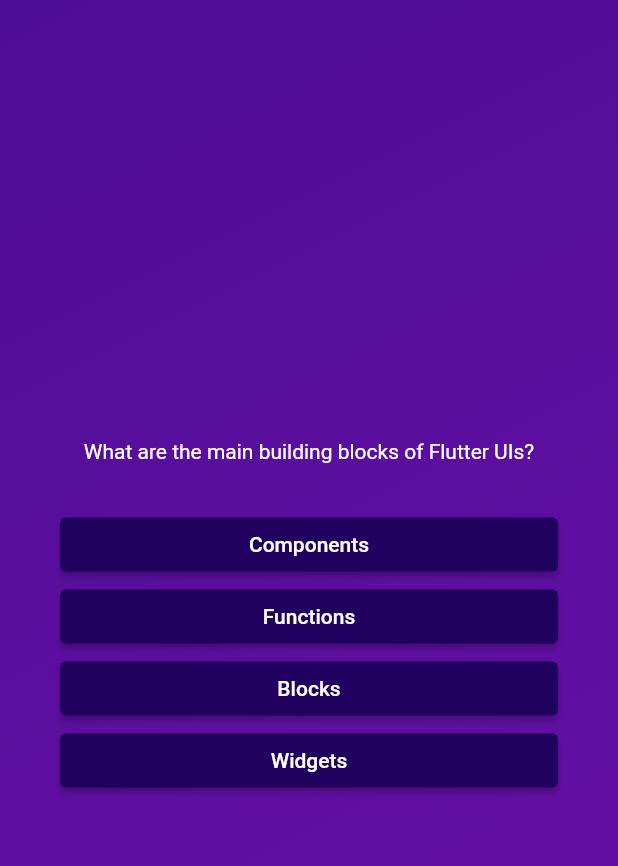
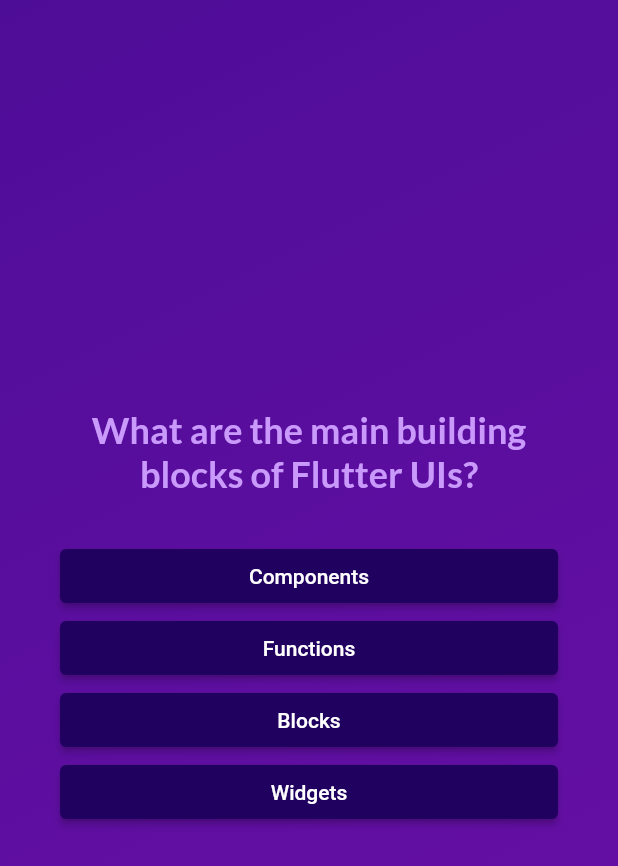
Before and after one commit to neerajsinghsarathe/flutter-quiz-app, a Flutter app: the screen it shows after launch, after a tap on "Start Quiz", on a phone screen of 412 x 824 dp. Shown: the top 866 px of the screen. Run offline on Flutter 3.47's test engine with Material 2 defaults, Android fonts, the phone set to English and light mode, and no system bars; our stand-ins replace google_fonts.

Commit message:
Third-party package and usage.

```diff
--- a/lib/questions_screen.dart
+++ b/lib/questions_screen.dart
@@ -1,4 +1,5 @@
 import 'package:flutter/material.dart';
+import 'package:google_fonts/google_fonts.dart';
 import 'package:quiz_app/answer_button.dart';
 import 'package:quiz_app/data/questions.dart';
 
@@ -34,7 +35,7 @@ class _QuestionsState extends State<QuestionsScreen> {
           children: [
             Text(
               currentQuestion.text,
-              style: const TextStyle(color: Colors.white, fontFamily: ),
+              style: GoogleFonts.lato(color: const Color.fromARGB(255, 201, 153, 251), fontSize: 24, fontWeight: FontWeight.bold),
               textAlign: TextAlign.center,
             ),
             const SizedBox(height: 30),
--- a/lib/start_screen.dart
+++ b/lib/start_screen.dart
@@ -1,4 +1,5 @@
 import 'package:flutter/material.dart';
+import 'package:google_fonts/google_fonts.dart';
 
 class StartScreen extends StatelessWidget {
   const StartScreen(this.startQuiz, {super.key});
@@ -19,9 +20,9 @@ class StartScreen extends StatelessWidget {
           const SizedBox(
             height: 80,
           ),
-          const Text(
+          Text(
             "Learn Flutter the fun way!",
-            style: TextStyle(color: Colors.white, fontSize: 24),
+            style: GoogleFonts.lato(color: Colors.white, fontSize: 24),
           ),
           const SizedBox(
             height: 30,
--- a/pubspec.yaml
+++ b/pubspec.yaml
@@ -35,6 +35,7 @@ dependencies:
   # The following adds the Cupertino Icons font to your application.
   # Use with the CupertinoIcons class for iOS style icons.
   cupertino_icons: ^1.0.2
+  google_fonts: ^6.1.0
 
 dev_dependencies:
   flutter_test:
```
